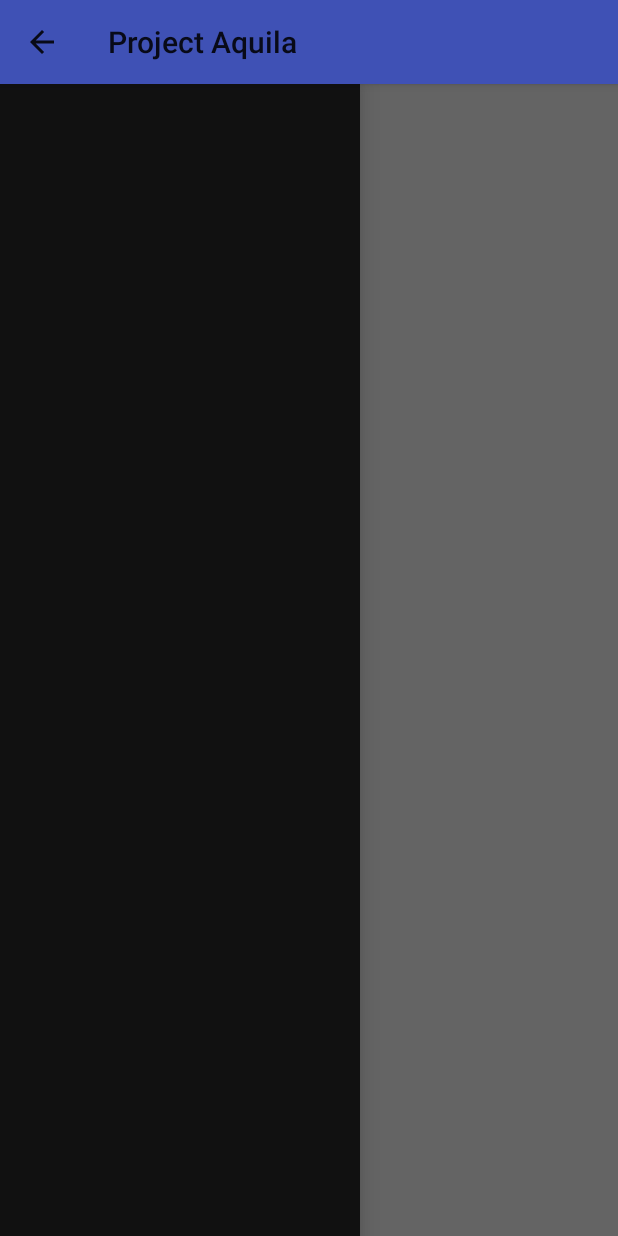
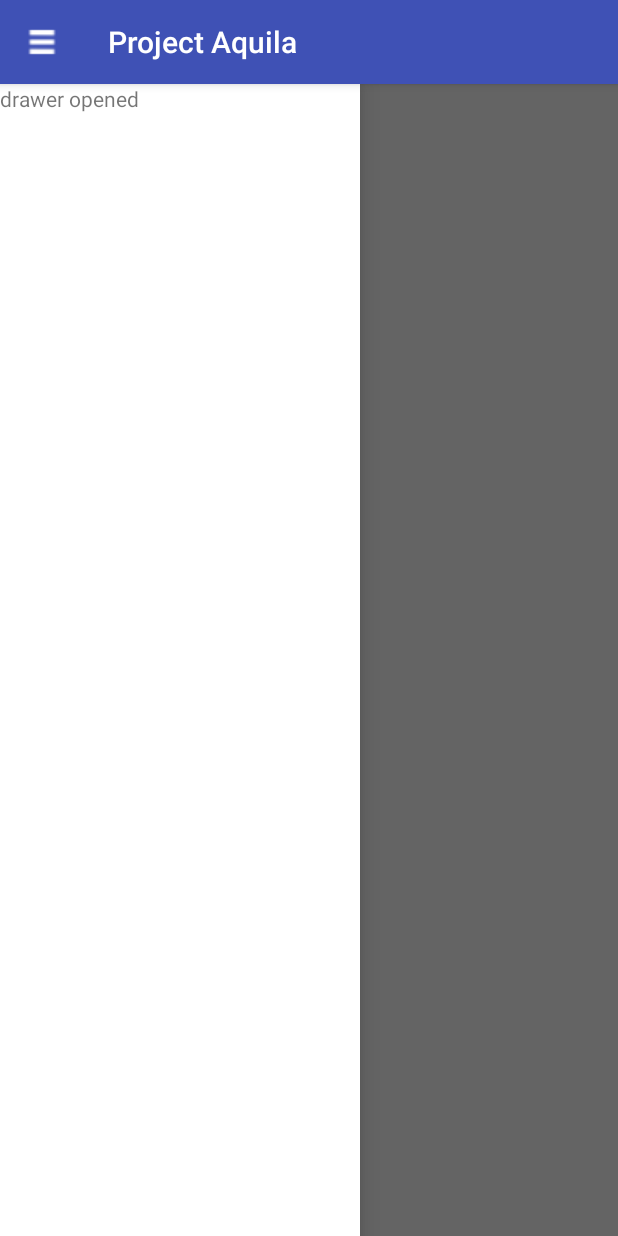
Before and after one commit to ctjong/aquila, an Android app: the screen it shows after launch (MainActivity), with the side drawer open, on a phone screen of 412 x 824 dp. Run offline under Robolectric (Android 15) with nearby library versions, the phone set to English and light mode, and no system bars.

Commit message:
drawer prototype 2

```diff
--- a/app/src/main/java/com/projectaquila/MainActivity.java
+++ b/app/src/main/java/com/projectaquila/MainActivity.java
@@ -3,39 +3,72 @@ package com.projectaquila;
 import android.support.v7.app.ActionBar;
 import android.support.v7.app.AppCompatActivity;
 import android.os.Bundle;
+import android.view.Menu;
+import android.view.MenuInflater;
+import android.view.MenuItem;
 import android.view.View;
-import android.view.ViewGroup;
-import android.support.v4.app.ActionBarDrawerToggle;
+import android.support.v7.app.ActionBarDrawerToggle;
 import android.support.v4.widget.DrawerLayout;
+import android.widget.ArrayAdapter;
+import android.widget.ListView;
 
 public class MainActivity extends AppCompatActivity {
+    private ActionBar mActionBar;
+    private DrawerLayout mDrawerLayout;
+    private ListView mDrawerList;
+    private ActionBarDrawerToggle mDrawerToggle;
 
     @Override
     protected void onCreate(Bundle savedInstanceState) {
         super.onCreate(savedInstanceState);
         setContentView(R.layout.activity_main);
 
-        final ActionBar actionBar = getSupportActionBar();
-        actionBar.setDisplayHomeAsUpEnabled(true);
-        actionBar.setHomeButtonEnabled(true);
-        DrawerLayout mDrawerLayout = (DrawerLayout) findViewById(R.id.drawer_layout);
-        ActionBarDrawerToggle mDrawerToggle = new ActionBarDrawerToggle(
-                this,                  /* host Activity */
-                mDrawerLayout,         /* DrawerLayout object */
-                R.drawable.ic_drawer,  /* nav drawer image to replace 'Up' caret */
-                R.string.drawer_open,  /* "open drawer" description for accessibility */
-                R.string.drawer_close  /* "close drawer" description for accessibility */
-        ) {
-            public void onDrawerClosed(View view) {
-                actionBar.setTitle("title");
-                invalidateOptionsMenu(); // creates call to onPrepareOptionsMenu()
-            }
+        mActionBar = getSupportActionBar();
+        if(mActionBar == null) return;
+        mActionBar.setDisplayHomeAsUpEnabled(true);
+        mActionBar.setHomeAsUpIndicator(R.drawable.ic_drawer);
 
-            public void onDrawerOpened(View drawerView) {
-                actionBar.setTitle("title");
-                invalidateOptionsMenu(); // creates call to onPrepareOptionsMenu()
-            }
-        };
-        mDrawerLayout.setDrawerListener(mDrawerToggle);
+        mDrawerLayout = (DrawerLayout) findViewById(R.id.drawer_layout);
+        mDrawerList = (ListView) findViewById(R.id.left_drawer);
+        mDrawerList.setAdapter(new ArrayAdapter<>(this, R.layout.widget_left_drawer, new String[]{"drawer opened"}));
+
+        mDrawerToggle = new CustomDrawerToggle();
+        mDrawerLayout.addDrawerListener(mDrawerToggle);
+    }
+
+    @Override
+    public boolean onCreateOptionsMenu(Menu menu) {
+        MenuInflater inflater = getMenuInflater();
+        inflater.inflate(R.menu.main, menu);
+        return super.onCreateOptionsMenu(menu);
+    }
+
+    /* Called whenever we call invalidateOptionsMenu() */
+    @Override
+    public boolean onPrepareOptionsMenu(Menu menu) {
+        // If the nav drawer is open, hide action items related to the content view
+        boolean drawerOpen = mDrawerLayout.isDrawerOpen(mDrawerList);
+        MenuItem menuItem = menu.findItem(R.id.content_frame);
+        if(menuItem != null) menuItem.setVisible(!drawerOpen);
+        return super.onPrepareOptionsMenu(menu);
+    }
+
+    @Override
+    public boolean onOptionsItemSelected(MenuItem item) {
+        return mDrawerToggle.onOptionsItemSelected(item) || super.onOptionsItemSelected(item);
+    }
+
+    private class CustomDrawerToggle extends ActionBarDrawerToggle{
+        public CustomDrawerToggle() {
+            super(MainActivity.this, mDrawerLayout, R.string.drawer_open, R.string.drawer_close);
+        }
+
+        public void onDrawerClosed(View view) {
+            invalidateOptionsMenu();
+        }
+
+        public void onDrawerOpened(View drawerView) {
+            invalidateOptionsMenu();
+        }
     }
 }
--- a/app/src/main/res/drawable/ic_drawer.xml
+++ /dev/null
@@ -1,2 +0,0 @@
-<?xml version="1.0" encoding="utf-8"?>
-<selector xmlns:android="http://schemas.android.com/apk/res/android"></selector>
--- a/app/src/main/res/layout/activity_main.xml
+++ b/app/src/main/res/layout/activity_main.xml
@@ -8,7 +8,11 @@
         android:layout_width="match_parent"
         android:layout_height="match_parent"
         android:layout_centerHorizontal="true"
-        android:id="@+id/contentFrame">
+        android:id="@+id/content_frame">
+        <TextView
+            android:layout_width="match_parent"
+            android:layout_height="match_parent"
+            android:text="drawer closed" />
     </FrameLayout>
 
     <ListView
@@ -19,6 +23,7 @@
         android:choiceMode="singleChoice"
         android:divider="@android:color/transparent"
         android:dividerHeight="0dp"
-        android:background="#111"/>
+        android:background="#ffffff">
+    </ListView>
 
 </android.support.v4.widget.DrawerLayout>
--- /dev/null
+++ b/app/src/main/res/layout/widget_left_drawer.xml
@@ -0,0 +1,5 @@
+<TextView
+    xmlns:android="http://schemas.android.com/apk/res/android"
+    android:layout_width="match_parent"
+    android:layout_height="match_parent"
+    android:text="drawer opened" />
--- /dev/null
+++ b/app/src/main/res/menu/main.xml
@@ -0,0 +1,19 @@
+<!--
+  Copyright 2013 The Android Open Source Project
+
+  Licensed under the Apache License, Version 2.0 (the "License");
+  you may not use this file except in compliance with the License.
+  You may obtain a copy of the License at
+
+      http://www.apache.org/licenses/LICENSE-2.0
+
+  Unless required by applicable law or agreed to in writing, software
+  distributed under the License is distributed on an "AS IS" BASIS,
+  WITHOUT WARRANTIES OR CONDITIONS OF ANY KIND, either express or implied.
+  See the License for the specific language governing permissions and
+  limitations under the License.
+  -->
+
+<menu xmlns:android="http://schemas.android.com/apk/res/android">
+
+</menu>
--- a/app/src/main/res/values/colors.xml
+++ b/app/src/main/res/values/colors.xml
@@ -2,5 +2,5 @@
 <resources>
     <color name="colorPrimary">#3F51B5</color>
     <color name="colorPrimaryDark">#303F9F</color>
-    <color name="colorAccent">#FF4081</color>
+    <color name="colorAccent">#c5cae9</color>
 </resources>
--- a/app/src/main/res/values/styles.xml
+++ b/app/src/main/res/values/styles.xml
@@ -1,8 +1,7 @@
-<resources>
+<resources xmlns:tools="http://schemas.android.com/tools">
 
     <!-- Base application theme. -->
-    <style name="AppTheme" parent="Theme.AppCompat.Light">
-        <!-- Customize your theme here. -->
+    <style name="AppTheme" parent="Theme.AppCompat.Light.DarkActionBar">
         <item name="colorPrimary">@color/colorPrimary</item>
         <item name="colorPrimaryDark">@color/colorPrimaryDark</item>
         <item name="colorAccent">@color/colorAccent</item>
```
Also changed, not shown: app/src/main/res/layout/widget_actionbar.xml (deleted, +0 -28 lines), app/src/main/res/drawable/ic_drawer.png (renamed from app/src/main/res/drawable/hamburger.png).
